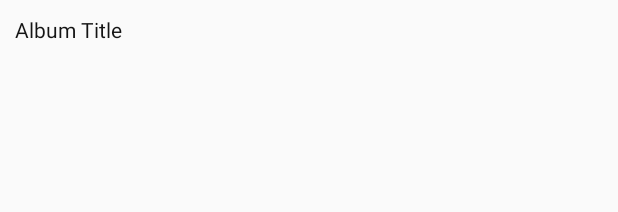
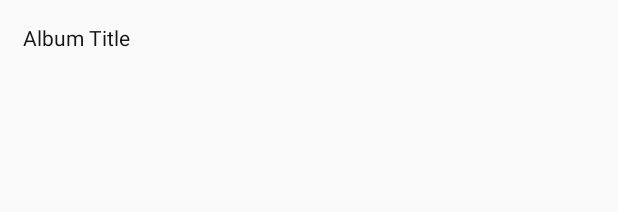
Before and after one commit to GazBiz/SPTechTest, an Android app: the layout album_display_cell.xml on its own in the app's theme, with its tools: preview values and no code run, on a phone screen of 412 x 824 dp. Shown: the top 212 px of the screen. Run offline under Robolectric (Android 15) with nearby library versions, the phone set to English and light mode, and no system bars.

Commit message:
working commit

```diff
--- a/app/src/main/res/layout/album_display_cell.xml
+++ b/app/src/main/res/layout/album_display_cell.xml
@@ -1,22 +1,12 @@
 <?xml version="1.0" encoding="utf-8"?>
-<android.support.constraint.ConstraintLayout
-    xmlns:android="http://schemas.android.com/apk/res/android"
-    xmlns:app="http://schemas.android.com/apk/res-auto"
-    xmlns:tools="http://schemas.android.com/tools"
-    android:layout_width="wrap_content"
-    android:layout_height="wrap_content">
 
     <TextView
+        xmlns:android="http://schemas.android.com/apk/res/android"
+        xmlns:tools="http://schemas.android.com/tools"
         android:id="@+id/album_title_tv"
         android:layout_width="wrap_content"
         android:layout_height="wrap_content"
-        android:layout_margin="10dp"
         android:gravity="center"
         android:textColor="@color/almost_black"
-        app:layout_constraintBottom_toBottomOf="parent"
-        app:layout_constraintEnd_toEndOf="parent"
-        app:layout_constraintStart_toStartOf="parent"
-        app:layout_constraintTop_toTopOf="parent"
+        android:padding="15dp"
         tools:text="Album Title"/>
-
-</android.support.constraint.ConstraintLayout>
```
Also changed, not shown: app/build.gradle (+6 -2 lines), app/src/main/java/com/example/garethbizley/sptechtest/main/MainActivity.kt (+28 -19 lines), app/src/main/java/com/example/garethbizley/sptechtest/main/MainActivityComponent.kt (added, +13 -0 lines), app/src/main/java/com/example/garethbizley/sptechtest/repository/AlbumRepository.kt (+5 -6 lines), app/src/main/java/com/example/garethbizley/sptechtest/viewmodel/AlbumViewModel.kt (+18 -2 lines).
